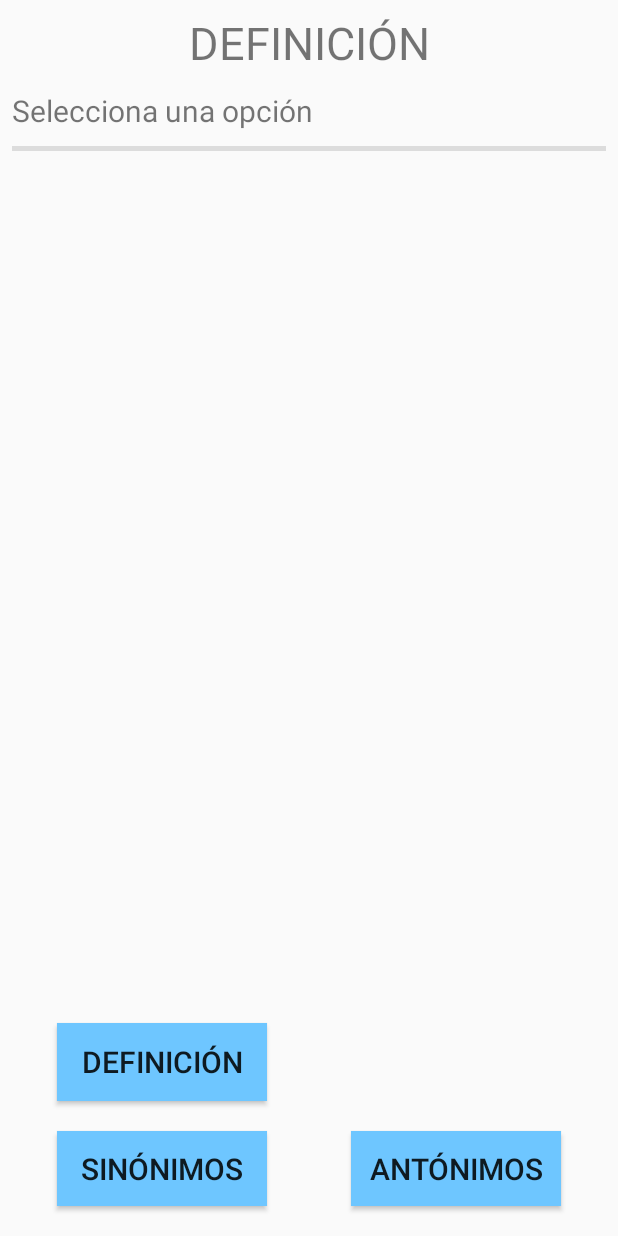
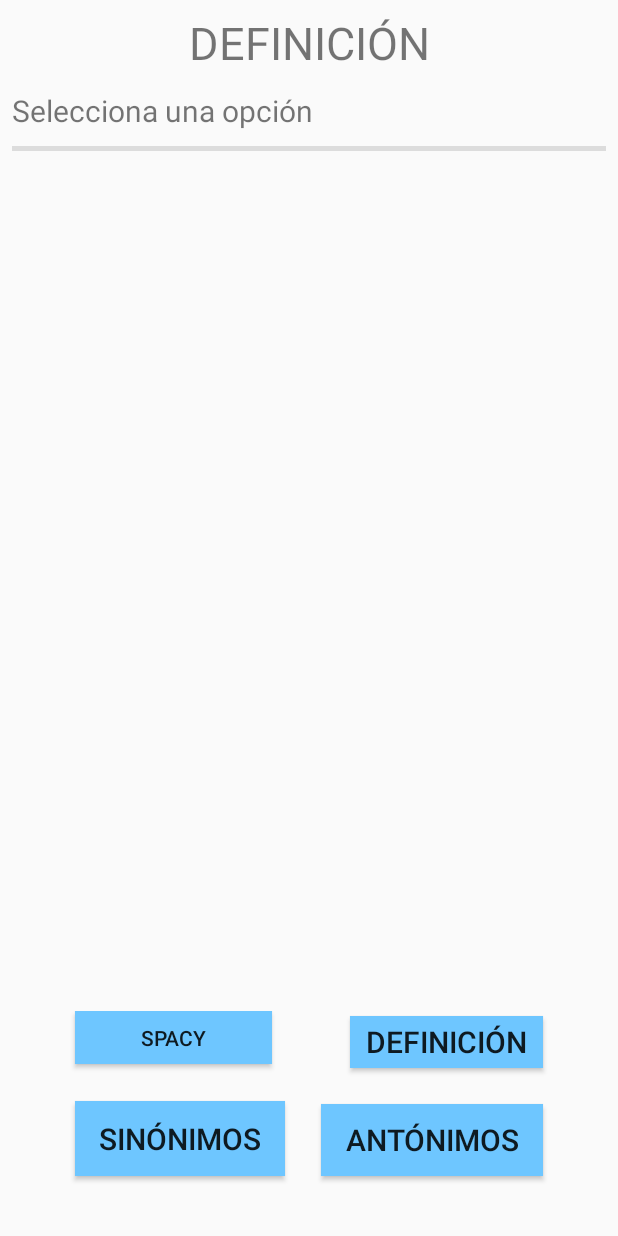
Before and after one commit to NILGroup/TFG-1819-Aumentada, an Android app: the layout content_resumen.xml on its own in the app's theme, with its tools: preview values and no code run, on a phone screen of 412 x 824 dp. Run offline under Robolectric (Android 15) with nearby library versions, the phone set to English and light mode, and no system bars.

Commit message:
Cambios TTS y Spacy
Cambios TTS y Spacy

```diff
--- a/TFG/app/src/main/res/layout/content_resumen.xml
+++ b/TFG/app/src/main/res/layout/content_resumen.xml
@@ -83,12 +83,22 @@
         android:layout_height="146dp"
         android:layout_marginStart="8dp"
         android:layout_marginEnd="8dp"
-        android:layout_marginBottom="8dp"
+        android:layout_marginBottom="16dp"
+        android:padding="12dp"
+        android:paddingLeft="30dp"
         app:layout_constraintBottom_toBottomOf="parent"
         app:layout_constraintEnd_toEndOf="parent"
         app:layout_constraintHorizontal_bias="0.0"
         app:layout_constraintStart_toStartOf="parent">
 
+
+        <Button
+            android:id="@+id/button_spacy"
+            android:layout_width="131dp"
+            android:layout_height="35dp"
+            android:layout_marginStart="30dp"
+            android:background="@drawable/boton_pulsado"
+            android:text="Spacy" />
 
         <Button
             android:id="@+id/button_sinonimo"
@@ -104,22 +114,23 @@
 
         <Button
             android:id="@+id/button_definicion"
-            android:layout_width="140dp"
-            android:layout_height="51dp"
+            android:layout_width="145dp"
+            android:layout_height="46dp"
             android:layout_above="@+id/button_sinonimo"
             android:layout_alignParentStart="true"
             android:layout_alignParentTop="true"
-            android:layout_marginStart="30dp"
-            android:layout_marginTop="12dp"
-            android:layout_marginBottom="20dp"
+            android:layout_marginStart="213dp"
+            android:layout_marginTop="3dp"
+            android:layout_marginEnd="30dp"
+            android:layout_marginBottom="22dp"
             android:background="@drawable/boton_pulsado"
             android:text="@string/definicion"
             android:textSize="20sp" />
 
         <Button
             android:id="@+id/button_antonimo"
-            android:layout_width="140dp"
-            android:layout_height="50dp"
+            android:layout_width="148dp"
+            android:layout_height="wrap_content"
             android:layout_alignParentEnd="true"
             android:layout_alignParentBottom="true"
             android:layout_marginEnd="30dp"
```
Also changed, not shown: TFG/app/src/main/java/ucm/fdi/tfg/ConexionSpacy.java (added, +239 -0 lines), TFG/app/src/main/java/ucm/fdi/tfg/TextResumenActivity.java (+42 -3 lines), TFG/app/src/main/java/ucm/fdi/tfg/TextoPlanoActivity.java (+14 -2 lines), 1 other file.
